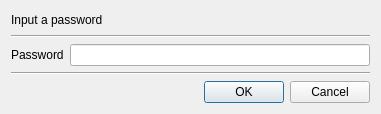
First picture: the form in BerEditor/passwd_dlg.ui, repository jykim74/BerEditor, before the edit.
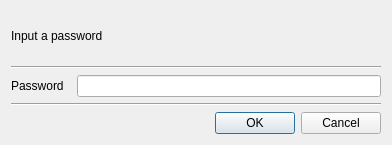
Second picture: the form after the edit.

Patch:
```diff
--- a/BerEditor/passwd_dlg.ui
+++ b/BerEditor/passwd_dlg.ui
@@ -6,8 +6,8 @@
    <rect>
     <x>0</x>
     <y>0</y>
-    <width>376</width>
-    <height>114</height>
+    <width>392</width>
+    <height>145</height>
    </rect>
   </property>
   <property name="windowTitle">
@@ -32,6 +32,12 @@
     <layout class="QGridLayout" name="gridLayout_2">
      <item row="0" column="0">
       <widget class="QLabel" name="mPasswordLabel">
+       <property name="minimumSize">
+        <size>
+         <width>60</width>
+         <height>0</height>
+        </size>
+       </property>
        <property name="text">
         <string>Password</string>
        </property>
```
